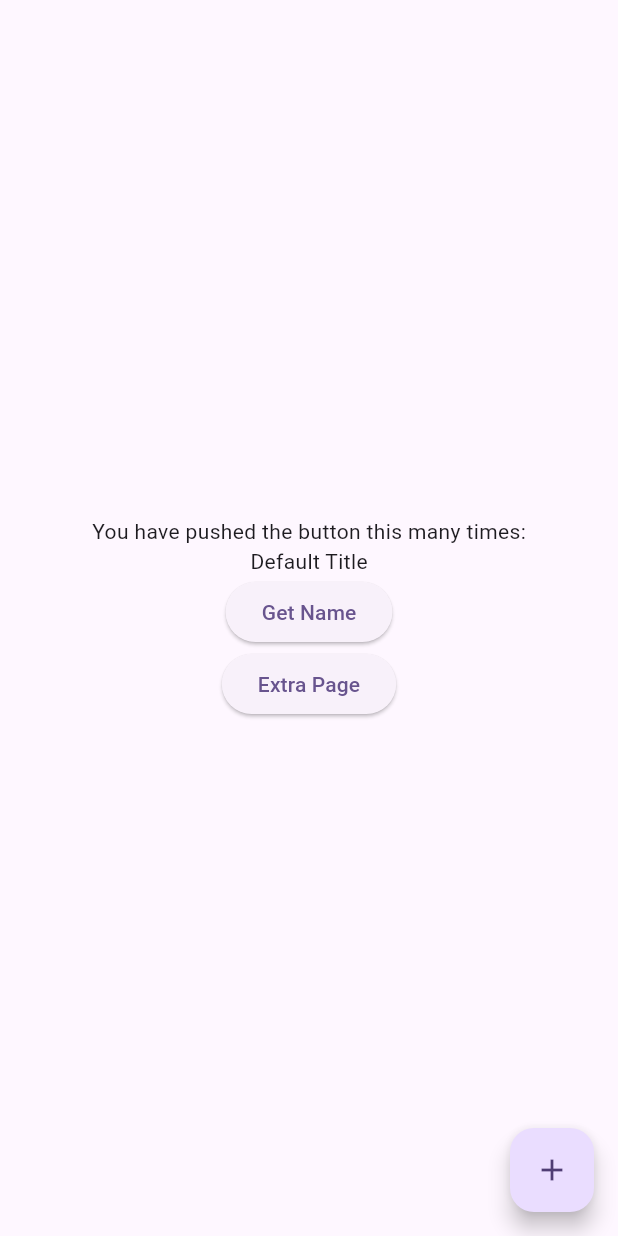
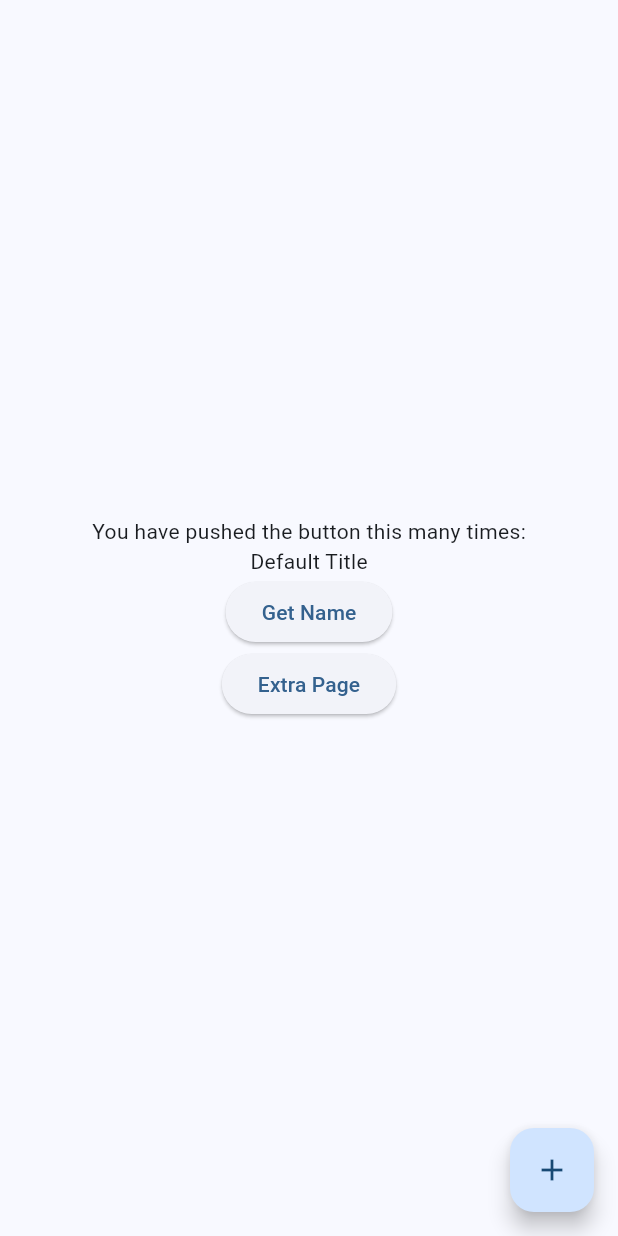
Before and after one commit to AniketN23111/firebase_message, a Flutter app: the screen it shows after launch, on a phone screen of 412 x 824 dp. Run offline on Flutter 3.47's test engine with Material 3 defaults, Android fonts, the phone set to English and light mode, and no system bars; our stand-ins replace firebase_core, firebase_crashlytics, firebase_messaging, firebase_remote_config, flutter_local_notifications; accounts and stored records are empty.

```diff
--- a/lib/main.dart
+++ b/lib/main.dart
@@ -56,7 +56,7 @@ class _MyAppState extends State<MyApp> {
     NotificationReceiver.requestPermission();
     FirebaseMessaging.onMessage.listen((message) {
       //NotificationReceiver.initLocalNotification(, message);
-      NotificationReceiver.showNotification(message);
+      //NotificationReceiver.showNotification(message);
       NotificationReceiver.showInAppDialog(context, message);
     });
   }
@@ -66,8 +66,8 @@ class _MyAppState extends State<MyApp> {
     return MaterialApp(
       title: 'Flutter Demo',
       theme: ThemeData(
-        colorScheme: ColorScheme.fromSeed(
-            seedColor: const Color.fromARGB(255, 124, 63, 230)),
+        colorScheme:
+            ColorScheme.fromSeed(seedColor: Color.fromARGB(242, 0, 157, 255)),
         useMaterial3: true,
       ),
       debugShowCheckedModeBanner: false,
--- a/pubspec.yaml
+++ b/pubspec.yaml
@@ -51,6 +51,7 @@ flutter_launcher_icons:
   ios: true
   image_path: "assets/icon/mobigic_logo.png"
   min_sdk_android: 21
+  remove_alpha_ios: true
   web:
     generate: true
     image_path: "path/to/image.png"
```
Also changed, not shown: 22 other files.
